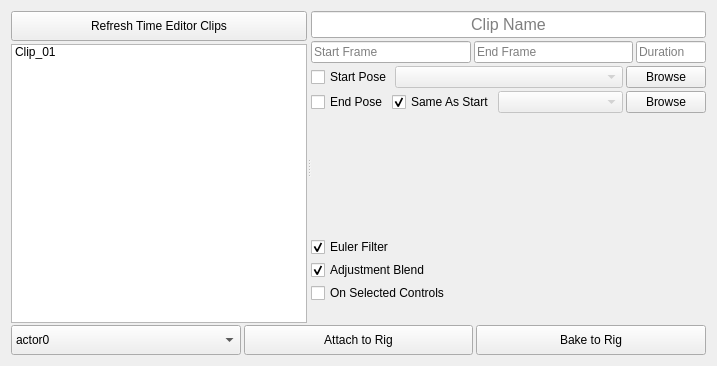
rBrenick/mocap-clipper, file mocap_clipper/ui/mocap_clipper_widget.ui: the form before one commit.
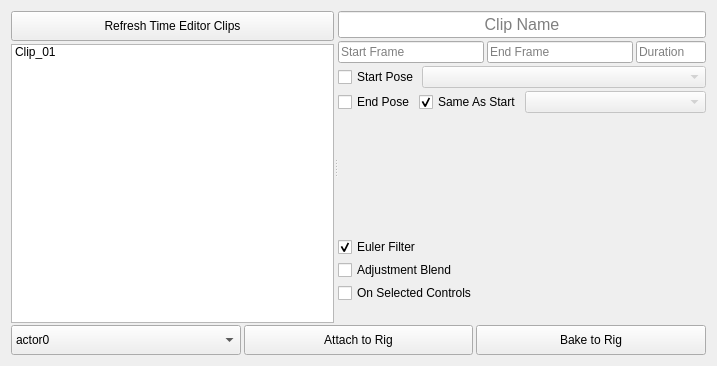
The form after the commit.

Diff of the .ui file:
```diff
--- a/mocap_clipper/ui/mocap_clipper_widget.ui
+++ b/mocap_clipper/ui/mocap_clipper_widget.ui
@@ -184,19 +184,6 @@
              </property>
             </widget>
            </item>
-           <item>
-            <widget class="QPushButton" name="start_pose_browse_BTN">
-             <property name="sizePolicy">
-              <sizepolicy hsizetype="Fixed" vsizetype="Fixed">
-               <horstretch>0</horstretch>
-               <verstretch>0</verstretch>
-              </sizepolicy>
-             </property>
-             <property name="text">
-              <string>Browse</string>
-             </property>
-            </widget>
-           </item>
           </layout>
          </item>
          <item>
@@ -237,19 +224,6 @@
              </property>
             </widget>
            </item>
-           <item>
-            <widget class="QPushButton" name="end_pose_browse_BTN">
-             <property name="sizePolicy">
-              <sizepolicy hsizetype="Fixed" vsizetype="Fixed">
-               <horstretch>0</horstretch>
-               <verstretch>0</verstretch>
-              </sizepolicy>
-             </property>
-             <property name="text">
-              <string>Browse</string>
-             </property>
-            </widget>
-           </item>
           </layout>
          </item>
          <item>
@@ -280,9 +254,6 @@
            <property name="text">
             <string>Adjustment Blend</string>
            </property>
-           <property name="checked">
-            <bool>true</bool>
-           </property>
           </widget>
          </item>
          <item>
```
